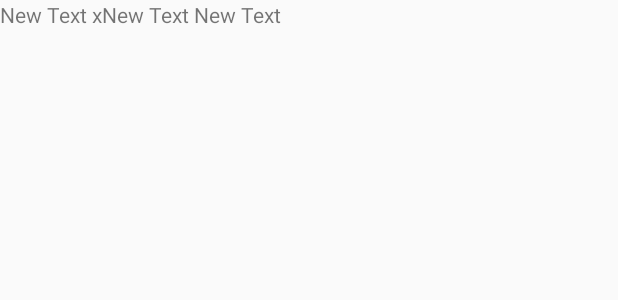
After one commit to Jalcubo/ShoppingList, an Android app: the layout list_item_detail.xml on its own in the app's theme, with its tools: preview values and no code run, on a phone screen of 412 x 824 dp. The commit adds this screen. Shown: the top 300 px of the screen. Run offline under Robolectric (Android 15) with nearby library versions, the phone set to English and light mode, and no system bars.

Commit message:
First steps in shareAction and progress of the list

```diff
--- a/app/build.gradle
+++ b/app/build.gradle
@@ -6,7 +6,7 @@ android {
 
     defaultConfig {
         applicationId "com.jdroid.shoppinglist"
-        minSdkVersion 10
+        minSdkVersion 16
         targetSdkVersion 19
         versionCode 1
         versionName "1.0"
--- a/app/src/main/java/com/jdroid/shoppinglist/ListFragment.java
+++ b/app/src/main/java/com/jdroid/shoppinglist/ListFragment.java
@@ -30,7 +30,6 @@ public class ListFragment extends Fragment implements LoaderManager.LoaderCallba
     private ListAdapter mListAdapter;
 
     private final String LOG_TAG = getClass().getSimpleName();
-
     private int mPosition = ListView.INVALID_POSITION;
 
 
@@ -44,6 +43,7 @@ public class ListFragment extends Fragment implements LoaderManager.LoaderCallba
     public static final int COL_LIST_ID = 0;
     public static final int COL_LIST_NAME = 1;
     public static final int COL_LIST_DATE = 2;
+
 
     public ListFragment() {
     }
--- /dev/null
+++ b/app/src/main/res/layout/list_item_detail.xml
@@ -0,0 +1,31 @@
+<?xml version="1.0" encoding="utf-8"?>
+
+<LinearLayout xmlns:android="http://schemas.android.com/apk/res/android"
+    android:orientation="horizontal" android:layout_width="match_parent"
+    android:layout_height="match_parent">
+    <TextView
+        android:layout_width="wrap_content"
+        android:layout_height="wrap_content"
+        android:text="New Text"
+        android:id="@+id/detail_item_list_name" />
+    <TextView
+        android:layout_width="wrap_content"
+        android:layout_height="wrap_content"
+        android:text=" x"/>
+    <TextView
+        android:layout_width="wrap_content"
+        android:layout_height="wrap_content"
+        android:text="New Text"
+        android:id="@+id/detail_item_list_quantity" />
+    <TextView
+        android:layout_width="wrap_content"
+        android:layout_height="wrap_content"
+        android:text=" "/>
+
+    <TextView
+        android:layout_width="wrap_content"
+        android:layout_height="wrap_content"
+        android:text="New Text"
+        android:id="@+id/detail_item_list_measure" />
+
+</LinearLayout>
--- a/app/src/main/res/values/strings.xml
+++ b/app/src/main/res/values/strings.xml
@@ -17,5 +17,6 @@
     <string name="item_quantity">Quantity?</string>
     <string name="title_activity_my">MyActivity</string>
     <string name="title_activity_detail_list">DetailList</string>
+    <string name="action_share">Share</string>
 
 </resources>
```
Also changed, not shown: app/src/main/java/com/jdroid/shoppinglist/DetailList.java (+144 -10 lines), app/src/main/java/com/jdroid/shoppinglist/DetailListAdapter.java (added, +58 -0 lines), app/src/main/java/com/jdroid/shoppinglist/data/ListContract.java (+10 -0 lines), app/src/main/java/com/jdroid/shoppinglist/data/ListProvider.java (+27 -1 lines), app/src/main/res/layout/activity_detail_list.xml (+6 -6 lines), app/src/main/res/menu/detail_list.xml (+4 -4 lines).
